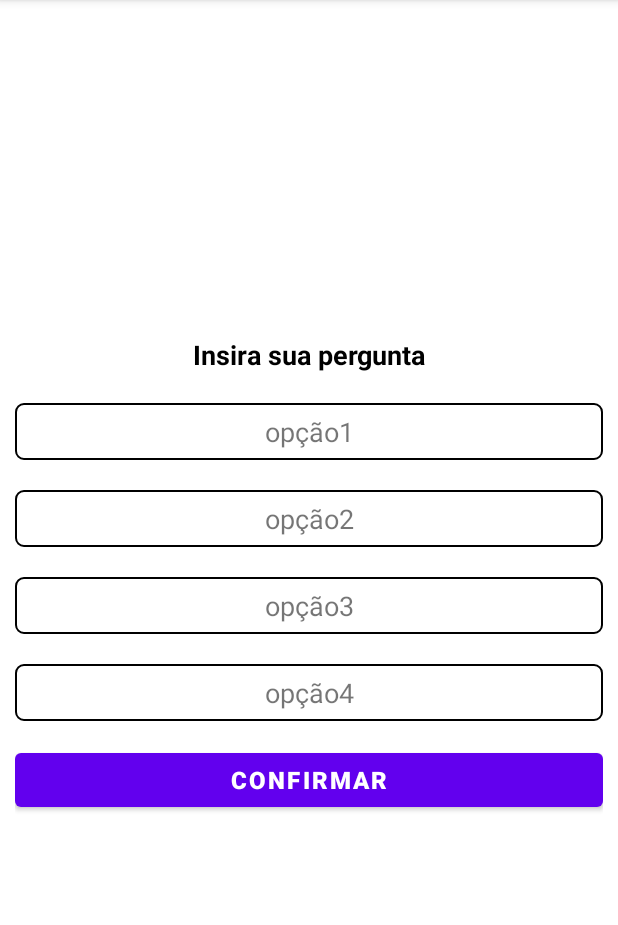
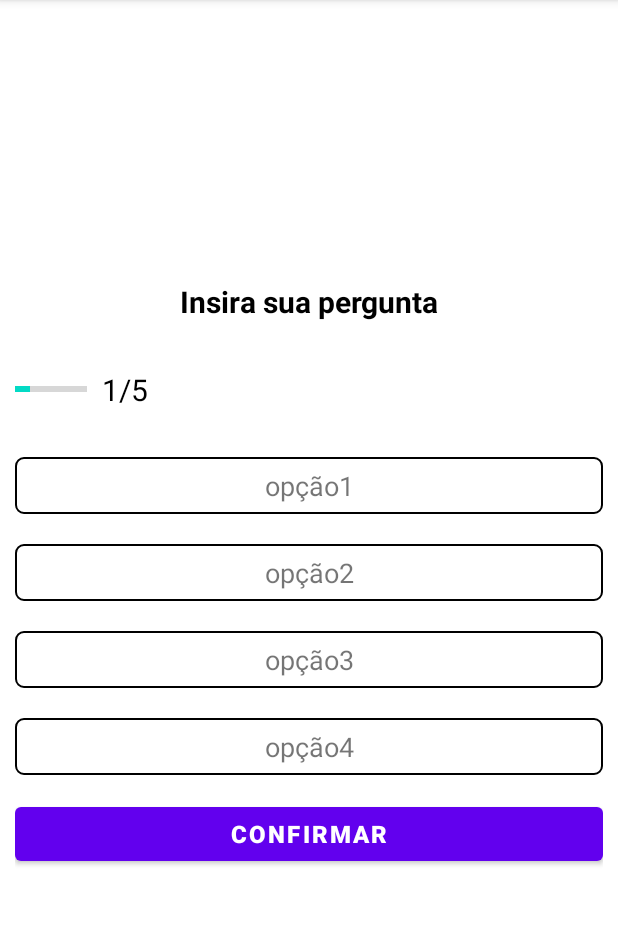
Before and after one commit to Camilay3/TheQuizzApp, an Android app: the QuestionActivity screen opened directly, with no data from a screen before it, on a phone screen of 412 x 824 dp, the part 84-1009 px from its top. Run offline under Robolectric (Android 15) with nearby library versions, the phone set to English and light mode, and no system bars.

Commit message:
41:47 + obs
O comando da linha 35 não apareceu no design

```diff
--- a/app/src/main/res/layout/activity_question.xml
+++ b/app/src/main/res/layout/activity_question.xml
@@ -13,12 +13,36 @@
         android:layout_width="match_parent"
         android:layout_height="wrap_content"
         android:gravity="center"
-        android:textSize="18sp"
+        android:textSize="20sp"
         android:textStyle="bold"
         android:textColor="@color/black"
         android:text="Insira sua pergunta"/>
 
+    <LinearLayout
+        android:layout_width="match_parent"
+        android:layout_height="wrap_content"
+        android:layout_marginTop="20dp"
+        android:orientation="horizontal"
+        android:gravity="center_vertical">
+        <ProgressBar
+            android:layout_width="0dp"
+            android:layout_height="wrap_content"
+            android:layout_weight="1"
+            android:progress="1"
+            android:max="5"
+            android:minHeight="50dp"
+            style="?android:progressBarStyleHorizontal"/>
+            />
+        <TextView
+            android:layout_width="match_parent"
+            android:layout_height="wrap_content"
+            android:text="1/5"
+            android:textSize="20sp"
+            android:padding="10dp"
+            android:textColor="@color/black"
 
+            />
+    </LinearLayout>
 
     <TextView
         android:layout_width="match_parent"
```
